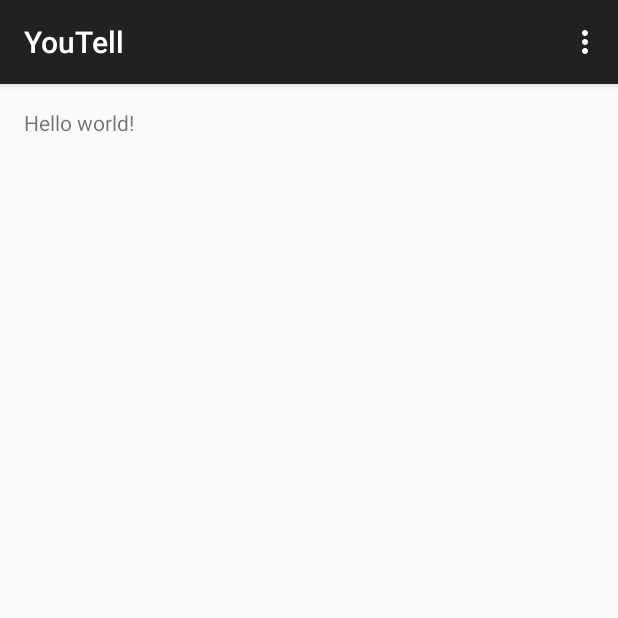
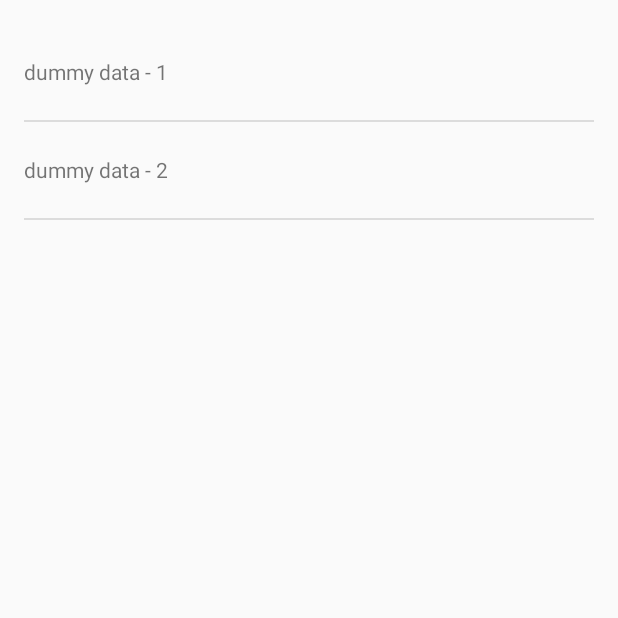
Before and after one commit to williamwang61/YouTell, an Android app: the screen it shows after launch (DashboardActivity), on a phone screen of 412 x 824 dp, the top half of it. Run offline under Robolectric (Android 15) with nearby library versions, the phone set to English and light mode, and no system bars.

Commit message:
Added a dummy fragment-based activity which will be the container of the real dashboard data

```diff
--- a/Client/app/src/main/java/luckynine/youtell/DashboardActivity.java
+++ b/Client/app/src/main/java/luckynine/youtell/DashboardActivity.java
@@ -1,12 +1,12 @@
 package luckynine.youtell;
 
-import android.support.v7.app.ActionBarActivity;
+import android.support.v4.app.FragmentActivity;
 import android.os.Bundle;
 import android.view.Menu;
 import android.view.MenuItem;
 
 
-public class DashboardActivity extends ActionBarActivity {
+public class DashboardActivity extends FragmentActivity {
 
     @Override
     protected void onCreate(Bundle savedInstanceState) {
--- /dev/null
+++ b/Client/app/src/main/java/luckynine/youtell/DashboardFragment.java
@@ -0,0 +1,55 @@
+package luckynine.youtell;
+
+
+import android.os.Bundle;
+import android.app.Fragment;
+import android.view.LayoutInflater;
+import android.view.View;
+import android.view.ViewGroup;
+import android.widget.ArrayAdapter;
+import android.widget.ListView;
+
+import java.util.ArrayList;
+import java.util.Arrays;
+import java.util.List;
+
+
+/**
+ * A simple {@link Fragment} subclass.
+ */
+public class DashboardFragment extends Fragment {
+
+    ArrayAdapter<String> postAdapter;
+
+    public DashboardFragment() {
+        // Required empty public constructor
+    }
+
+
+    @Override
+    public View onCreateView(LayoutInflater inflater, ViewGroup container,
+                             Bundle savedInstanceState) {
+        String[] dummydata = {
+            "dummy data - 1",
+            "dummy data - 2"
+        };
+
+        List<String> dummyList = new ArrayList<String>(Arrays.asList(dummydata));
+
+        postAdapter = new ArrayAdapter<String>(
+                getActivity(),
+                R.layout.list_item_post,
+                R.id.list_item_post_textview,
+                dummyList
+        );
+
+        View rootView = inflater.inflate(R.layout.fragment_dashboard, container, false);
+
+        ListView listView = (ListView) rootView.findViewById(R.id.list_item_posts);
+        listView.setAdapter(postAdapter);
+
+        return rootView;
+    }
+
+
+}
--- a/Client/app/src/main/res/layout/activity_dashboard.xml
+++ b/Client/app/src/main/res/layout/activity_dashboard.xml
@@ -1,11 +1,9 @@
-<RelativeLayout xmlns:android="http://schemas.android.com/apk/res/android"
-    xmlns:tools="http://schemas.android.com/tools" android:layout_width="match_parent"
-    android:layout_height="match_parent" android:paddingLeft="@dimen/activity_horizontal_margin"
-    android:paddingRight="@dimen/activity_horizontal_margin"
-    android:paddingTop="@dimen/activity_vertical_margin"
-    android:paddingBottom="@dimen/activity_vertical_margin" tools:context=".DashboardActivity">
-
-    <TextView android:text="@string/hello_world" android:layout_width="wrap_content"
-        android:layout_height="wrap_content" />
-
-</RelativeLayout>
+<fragment
+    xmlns:android="http://schemas.android.com/apk/res/android"
+    xmlns:tools="http://schemas.android.com/tools"
+    android:id="@+id/fragment_dashboard"
+    android:name = "luckynine.youtell.DashboardFragment"
+    android:layout_width="match_parent"
+    android:layout_height="match_parent"
+    tools:context=".DashboardFragment"
+    tools:layout="@android:layout/list_content" />
--- /dev/null
+++ b/Client/app/src/main/res/layout/fragment_dashboard.xml
@@ -0,0 +1,17 @@
+<FrameLayout xmlns:android="http://schemas.android.com/apk/res/android"
+    xmlns:tools="http://schemas.android.com/tools"
+    android:layout_width="match_parent"
+    android:layout_height="match_parent"
+    android:paddingBottom="@dimen/activity_vertical_margin"
+    android:paddingLeft="@dimen/activity_horizontal_margin"
+    android:paddingRight="@dimen/activity_horizontal_margin"
+    android:paddingTop="@dimen/activity_vertical_margin"
+    tools:context="luckynine.youtell.DashboardFragment">
+
+    <ListView
+        android:id="@+id/list_item_posts"
+        android:layout_width="match_parent"
+        android:layout_height="match_parent"
+        android:text="@string/hello_blank_fragment" />
+
+</FrameLayout>
--- /dev/null
+++ b/Client/app/src/main/res/layout/list_item_post.xml
@@ -0,0 +1,7 @@
+<?xml version="1.0" encoding="utf-8"?>
+<TextView xmlns:android="http://schemas.android.com/apk/res/android"
+    android:layout_width="match_parent"
+    android:layout_height="match_parent"
+    android:minHeight="?android:attr/listPreferredItemHeight"
+    android:gravity="center_vertical"
+    android:id="@+id/list_item_post_textview"/>
--- /dev/null
+++ b/Client/app/src/main/res/values/colors.xml
@@ -0,0 +1,6 @@
+<?xml version="1.0" encoding="utf-8"?>
+<resources>
+    <color name="white">#FFFFFF</color>
+    <color name="blue">#ff1ca8f4</color>
+    <color name="black">#000000</color>
+</resources>
--- a/Client/app/src/main/res/values/strings.xml
+++ b/Client/app/src/main/res/values/strings.xml
@@ -5,4 +5,7 @@
     <string name="hello_world">Hello world!</string>
     <string name="action_settings">Settings</string>
 
+<!-- TODO: Remove or change this placeholder text -->
+    <string name="hello_blank_fragment">Hello blank fragment</string>
+
 </resources>
```
Also changed, not shown: 3 other files.
